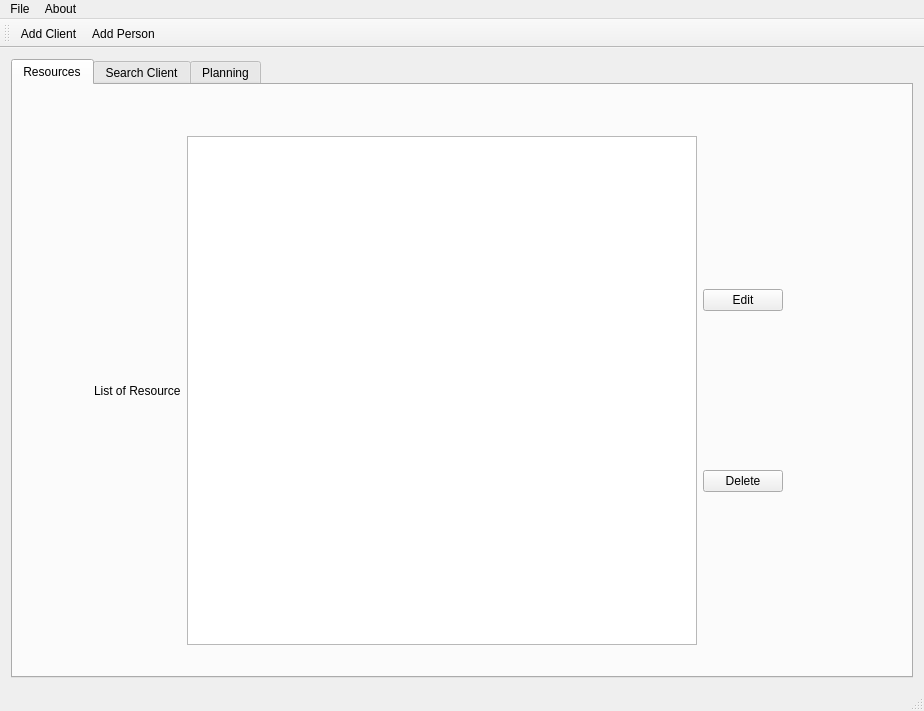
Qt form mainwindow.ui (penghanyuan/ProjectQt) before a commit.
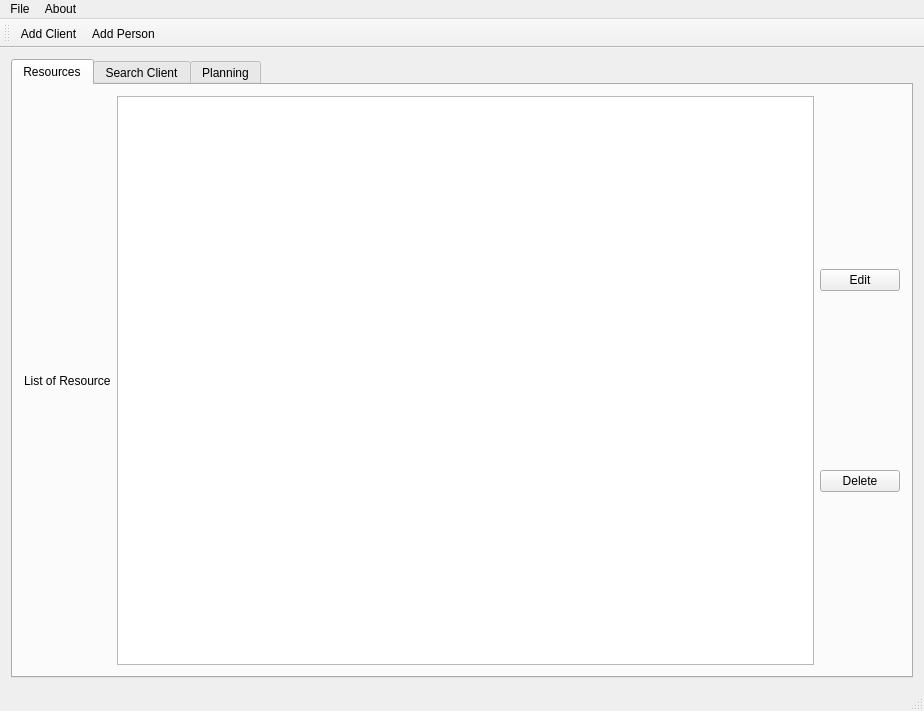
The same form after that commit. Icons and pictures are not drawn.

The edit to the form file:
```diff
--- a/mainwindow.ui
+++ b/mainwindow.ui
@@ -30,15 +30,8 @@
        <attribute name="title">
         <string>Resources</string>
        </attribute>
-       <widget class="QWidget" name="gridLayoutWidget_2">
-        <property name="geometry">
-         <rect>
-          <x>70</x>
-          <y>40</y>
-          <width>711</width>
-          <height>531</height>
-         </rect>
-        </property>
+       <layout class="QHBoxLayout" name="horizontalLayout_2">
+        <item>
         <layout class="QGridLayout" name="gridLayout_2">
          <property name="sizeConstraint">
           <enum>QLayout::SetMaximumSize</enum>
@@ -72,7 +65,8 @@
           </layout>
          </item>
         </layout>
-       </widget>
+        </item>
+       </layout>
       </widget>
       <widget class="QWidget" name="tab">
        <attribute name="title">
```
Left out of the diff: 14 changed lines with no effect on the pictures. Lines whose indentation alone changed are shown as unchanged.
